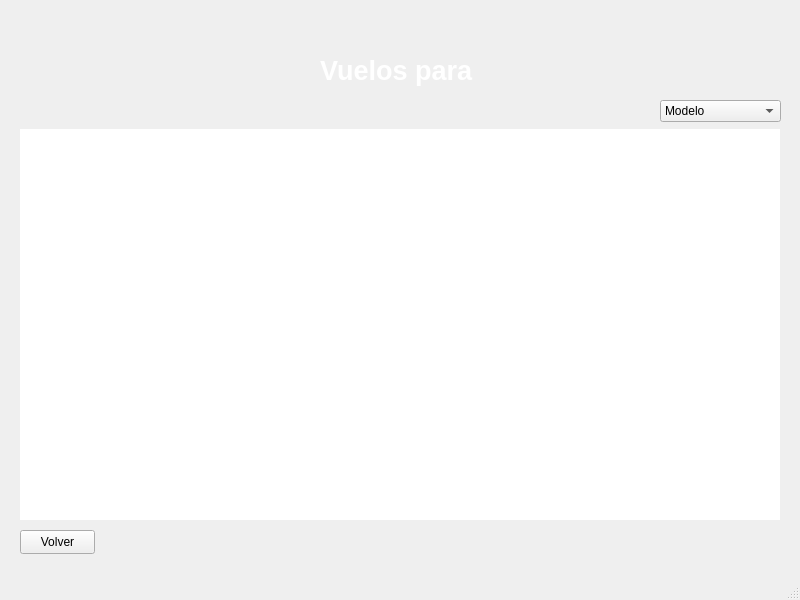
Before: the Qt Designer form vuelos.ui in ilopjim13/PersistenciaDatos_PyQT, drawn with Qt 5.
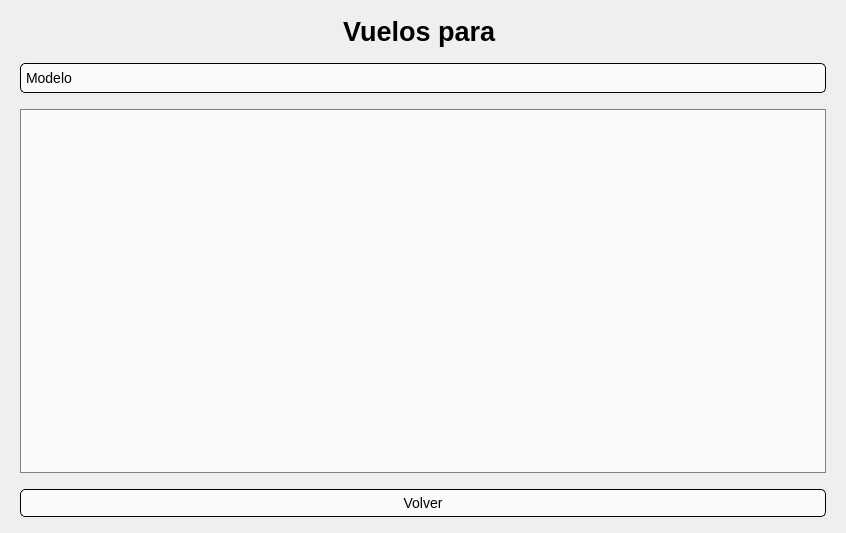
After: the same form once the commit is applied. Icons and pictures are not drawn.

Commit message: ventanas de compras y vuelos responsives

```diff
--- a/vuelos.ui
+++ b/vuelos.ui
@@ -6,10 +6,16 @@
    <rect>
     <x>0</x>
     <y>0</y>
-    <width>800</width>
-    <height>600</height>
+    <width>846</width>
+    <height>533</height>
    </rect>
   </property>
+  <property name="minimumSize">
+   <size>
+    <width>755</width>
+    <height>485</height>
+   </size>
+  </property>
   <property name="windowTitle">
    <string>Vuelos App</string>
   </property>
@@ -20,16 +26,28 @@
     }
    </string>
   </property>
-  <widget class="QWidget" name="centralwidget">
+  <widget class="QWidget" name="principal">
+   <property name="styleSheet">
+    <string notr="true"/>
+   </property>
+   <layout class="QVBoxLayout" name="verticalLayout_2">
+    <property name="spacing">
+     <number>16</number>
+    </property>
+    <property name="leftMargin">
+     <number>20</number>
+    </property>
+    <property name="topMargin">
+     <number>16</number>
+    </property>
+    <property name="rightMargin">
+     <number>20</number>
+    </property>
+    <property name="bottomMargin">
+     <number>16</number>
+    </property>
+    <item>
    <widget class="QLabel" name="Titulo">
-    <property name="geometry">
-     <rect>
-      <x>0</x>
-      <y>40</y>
-      <width>800</width>
-      <height>60</height>
-     </rect>
-    </property>
     <property name="font">
      <font>
       <family>Arial</family>
@@ -41,7 +59,7 @@
      <enum>Qt::LeftToRight</enum>
     </property>
     <property name="styleSheet">
-     <string notr="true">color: white;</string>
+       <string notr="true">color: black;</string>
     </property>
     <property name="text">
      <string>Vuelos para </string>
@@ -50,21 +68,122 @@
      <set>Qt::AlignCenter</set>
     </property>
    </widget>
+    </item>
+    <item>
+     <widget class="QComboBox" name="comboBox">
+      <property name="styleSheet">
+       <string notr="true">QComboBox {
+    background-color: rgba(255, 255, 255, 180); /* Blanco transparente */
+    border: 1px solid black; /* Borde negro */
+    border-radius: 5px; /* Esquinas redondeadas */
+    font-size: 14px; /* Tamaño del texto */
+    padding: 5px; /* Espaciado interno */
+}
+
+QComboBox:hover {
+    background-color: rgba(240, 240, 240, 200); /* Blanco más intenso al pasar el mouse */
+}
+
+QComboBox:pressed {
+    background-color: rgba(220, 220, 220, 220); /* Blanco más oscuro al presionar */
+}
+
+QComboBox QAbstractItemView {
+    background-color: rgba(255, 255, 255, 180); /* Fondo blanco transparente para el desplegable */
+    border: 1px solid black; /* Borde negro */
+    font-size: 14px; /* Tamaño del texto */
+    selection-background-color: rgba(200, 200, 255, 150); /* Azul claro al seleccionar */
+}
+
+QComboBox QAbstractItemView::item {
+    padding: 5px; /* Espaciado interno de los elementos */
+    font-weight: normal; /* Texto en normal en los ítems */
+}
+
+QComboBox::drop-down {
+    border: none; /* Sin borde para la flecha */
+    background: transparent; /* Fondo transparente para la flecha */
+    width: 20px; /* Ancho de la flecha */
+}
+
+QComboBox::down-arrow {
+    border: none; /* Sin borde para la flecha */
+    width: 12px; /* Ajustamos el tamaño de la flecha */
+    height: 12px; /* Ajustamos el tamaño de la flecha */
+    background-color: transparent; /* Fondo transparente para la flecha */
+}
+</string>
+      </property>
+      <property name="editable">
+       <bool>false</bool>
+      </property>
+      <item>
+       <property name="text">
+        <string>Modelo</string>
+       </property>
+      </item>
+      <item>
+       <property name="text">
+        <string>Categoria</string>
+       </property>
+      </item>
+      <item>
+       <property name="text">
+        <string>Precio</string>
+       </property>
+      </item>
+     </widget>
+    </item>
+    <item>
    <widget class="QTableWidget" name="tabla_vuelos">
-    <property name="geometry">
-     <rect>
-      <x>20</x>
-      <y>129</y>
-      <width>760</width>
-      <height>391</height>
-     </rect>
-    </property>
     <property name="layoutDirection">
      <enum>Qt::LeftToRight</enum>
     </property>
     <property name="autoFillBackground">
      <bool>false</bool>
     </property>
+      <property name="styleSheet">
+       <string notr="true">QTableWidget {
+    background-color: rgba(255, 255, 255, 180); /* Fondo blanco semi-transparente */
+    border: 1px solid gray; /* Borde negro */
+    gridline-color: black; /* Líneas de la tabla en negro */
+    font-size: 14px;
+    selection-background-color: rgba(100, 100, 255, 150); /* Color al seleccionar fila */
+}
+
+QHeaderView::section {
+    background-color: rgba(255, 255, 255, 200); /* Fondo blanco para los encabezados */
+    font-weight: bold;
+    padding: 5px;
+}
+
+QTableWidget QHeaderView::section {
+    border: none; /* Quitar bordes alrededor de los encabezados */
+}
+
+QTableWidget QTableCornerButton::section {
+    background-color: rgba(255, 255, 255, 200); /* Esquina superior izquierda */
+}
+
+QHeaderView::section {
+    background: rgba(255, 255, 255, 200); /* Fondo blanco en los encabezados */
+    font-weight: bold; /* Negrita en los encabezados */
+    border: 1px solid black;
+}
+
+QHeaderView::section:disabled {
+    background: rgba(220, 220, 220, 180); /* Fondo de encabezados deshabilitados */
+}
+
+QHeaderView::section {
+    border: 1px solid black; /* Borde negro */
+    padding: 5px;
+}
+
+QTableWidget::horizontalHeader {
+    qproperty-contains: false; /* Deshabilitar la interacción con los encabezados */
+}</string>
+      </property>
     <property name="frameShape">
      <enum>QFrame::NoFrame</enum>
     </property>
@@ -108,7 +227,7 @@
      <bool>false</bool>
     </property>
     <property name="cornerButtonEnabled">
-     <bool>true</bool>
+       <bool>false</bool>
     </property>
     <property name="rowCount">
      <number>0</number>
@@ -126,7 +245,7 @@
      <number>190</number>
     </attribute>
     <attribute name="horizontalHeaderStretchLastSection">
-     <bool>false</bool>
+       <bool>true</bool>
     </attribute>
     <attribute name="verticalHeaderVisible">
      <bool>false</bool>
@@ -135,49 +254,34 @@
      <bool>true</bool>
     </attribute>
    </widget>
-   <widget class="QComboBox" name="comboBox">
-    <property name="geometry">
-     <rect>
-      <x>660</x>
-      <y>100</y>
-      <width>121</width>
-      <height>22</height>
-     </rect>
-    </property>
-    <property name="editable">
-     <bool>false</bool>
-    </property>
-    <item>
-     <property name="text">
-      <string>Modelo</string>
-     </property>
     </item>
     <item>
-     <property name="text">
-      <string>Categoria</string>
-     </property>
-    </item>
-    <item>
-     <property name="text">
-      <string>Precio</string>
-     </property>
-    </item>
-   </widget>
    <widget class="QPushButton" name="bt_volver">
-    <property name="geometry">
-     <rect>
-      <x>20</x>
-      <y>530</y>
-      <width>75</width>
-      <height>24</height>
-     </rect>
+      <property name="styleSheet">
+       <string notr="true">QPushButton {
+    background-color: rgba(255, 255, 255, 180); /* Fondo blanco semi-transparente */
+    border: 1px solid black;  /* Borde negro */
+    border-radius: 5px;  /* Esquinas redondeadas */
+    font-size: 14px;  /* Tamaño del texto */
+
+    padding: 5px;  /* Espaciado interno */
+}
+
+QPushButton:hover {
+    background-color: rgba(200, 200, 200, 200); /* Cambio de color al pasar el mouse */
+}
+
+QPushButton:pressed {
+    background-color: rgba(180, 180, 180, 200); /* Color más oscuro al presionar */
+}</string>
     </property>
     <property name="text">
      <string>Volver</string>
     </property>
    </widget>
+    </item>
+   </layout>
   </widget>
-  <widget class="QStatusBar" name="statusbar"/>
  </widget>
  <resources/>
  <connections/>
```
Left out of the diff: 16 changed lines with no effect on the pictures. Lines whose indentation alone changed are shown as unchanged. The commit also changes 9 other files.
